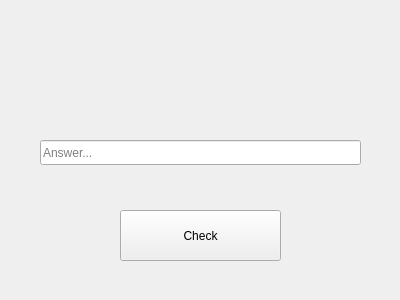
without-eyes/EasyLearner, file forms/StudyQuestions.ui: the form before one commit.
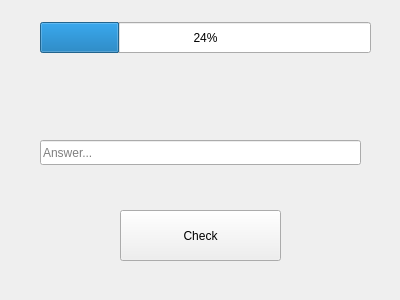
The form after the commit.

Commit message: Add progress bar to show how much of content is left to study

Diff of the .ui file:
```diff
--- a/forms/StudyQuestions.ui
+++ b/forms/StudyQuestions.ui
@@ -71,6 +71,19 @@
                 <string/>
             </property>
         </widget>
+  <widget class="QProgressBar" name="progressBar">
+   <property name="geometry">
+    <rect>
+     <x>40</x>
+     <y>22</y>
+     <width>331</width>
+     <height>31</height>
+    </rect>
+   </property>
+   <property name="value">
+    <number>24</number>
+   </property>
+  </widget>
     </widget>
     <resources/>
     <connections/>
```
Lines whose indentation alone changed are shown as unchanged. The commit also changes 6 other files.
